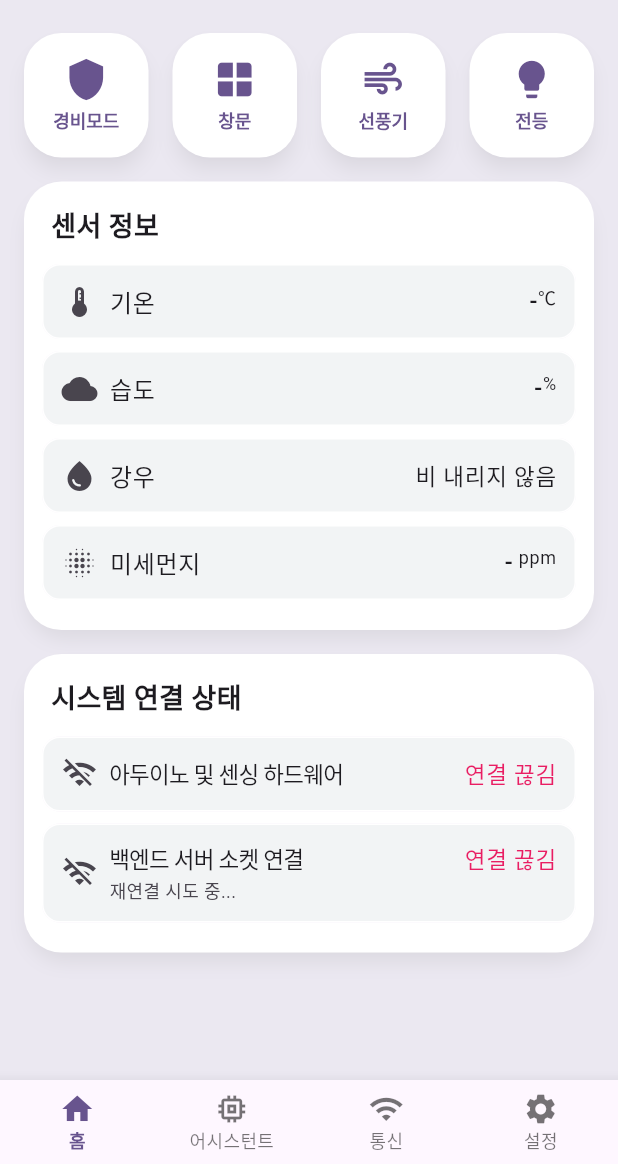
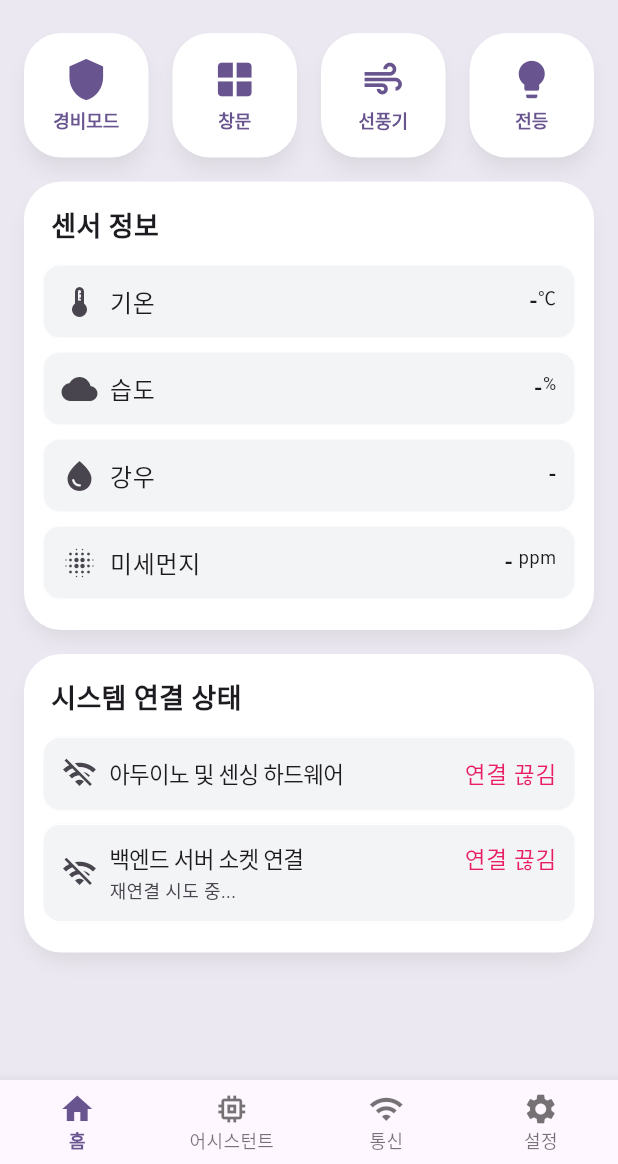
Before and after one commit to ArpaAP/smarthome_controller, a Flutter app: the screen it shows after launch, on a phone screen of 412 x 824 dp, the part 72-1236 px from its top. Run offline on Flutter 3.47's test engine with Material 3 defaults, Android fonts, the phone set to English and light mode, and no system bars; our stand-ins replace firebase_core, socket_io_client; accounts and stored records are empty; generated files the repository leaves out were written again; network calls fail.

Commit message:
feat: 비 내리는지 여부 표시 수정

```diff
--- a/lib/pages/home.dart
+++ b/lib/pages/home.dart
@@ -321,7 +321,11 @@ class _HomePageState extends State<HomePage>
                           ),
                           const Expanded(child: SizedBox()),
                           Text(
-                            '비 내리지 않음',
+                            waterLevel != null
+                                ? waterLevel! > 900
+                                    ? '비 내림'
+                                    : '비 내리지 않음'
+                                : '-',
                             style: const TextStyle(
                               fontSize: 15,
                               fontWeight: FontWeight.w500,
```
